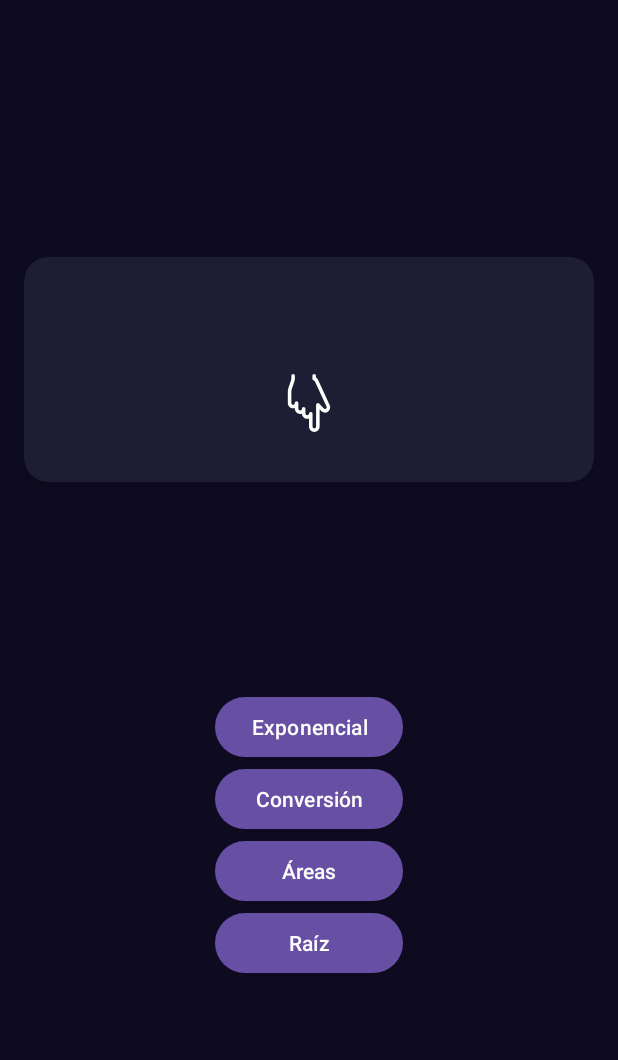
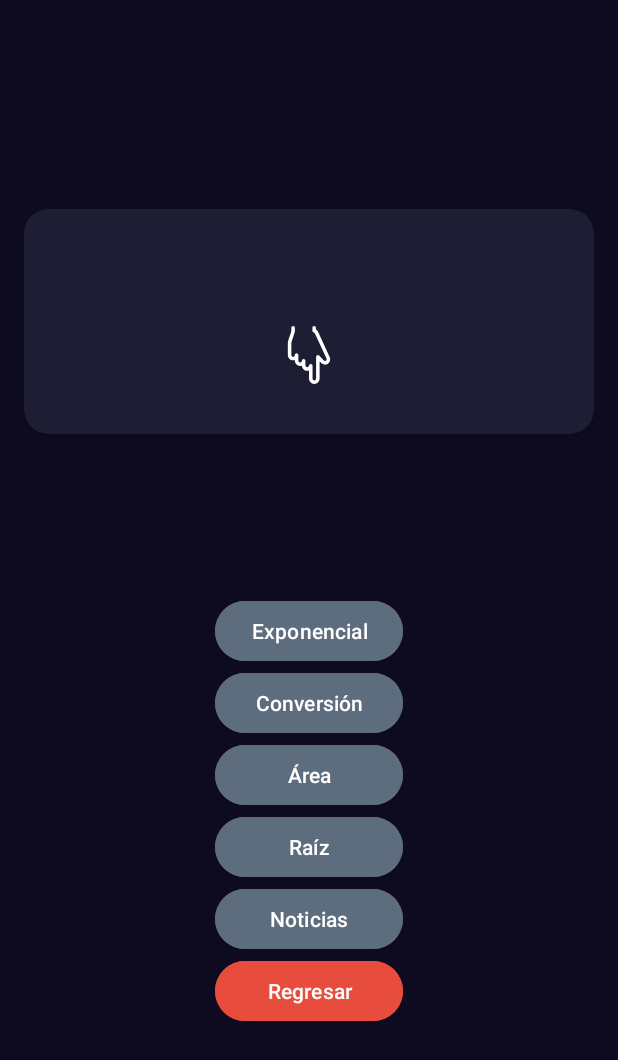
Before and after one commit to BorisSant/AppAndroid, an Android app: the MenuGeneralActivity screen opened directly, with no data from a screen before it, on a phone screen of 412 x 824 dp. Shown: the top 1060 px of the screen. Run offline under Robolectric (Android 15) with nearby library versions, the phone set to English and light mode, and no system bars.

Commit message:
Arreglo de colores y mejora de interfaz

```diff
--- a/app/src/main/res/layout/activity_main.xml
+++ b/app/src/main/res/layout/activity_main.xml
@@ -50,10 +50,13 @@
         android:layout_width="match_parent"
         android:layout_height="wrap_content"
         android:text="Iniciar"
+        android:backgroundTint="@color/botones"
+        android:textColor="@color/textoBoton"
         app:layout_constraintEnd_toEndOf="parent"
         app:layout_constraintStart_toStartOf="parent"
         app:layout_constraintTop_toTopOf="parent"
         app:layout_constraintBottom_toBottomOf="parent"
+
         />
 
 
--- a/app/src/main/res/layout/activity_menu_general.xml
+++ b/app/src/main/res/layout/activity_menu_general.xml
@@ -59,23 +59,41 @@
             android:id="@+id/btnExponente"
             android:layout_width="match_parent"
             android:layout_height="wrap_content"
-            android:text="@string/exponente"/>
+            android:text="@string/exponente"
+            android:backgroundTint="@color/botones"/>
         <Button
             android:id="@+id/btnConversion"
             android:layout_width="match_parent"
             android:layout_height="wrap_content"
-            android:text="@string/conversion"/>
+            android:text="@string/conversion"
+            android:backgroundTint="@color/botones"/>
         <Button
             android:id="@+id/btnAreas"
             android:layout_width="match_parent"
             android:layout_height="wrap_content"
-            android:text="@string/areas"/>
+            android:text="@string/areas"
+            android:backgroundTint="@color/botones"/>
 
         <Button
             android:id="@+id/btnRaices"
             android:layout_width="match_parent"
             android:layout_height="wrap_content"
-            android:text="@string/raiz"/>
+            android:text="@string/raiz"
+            android:backgroundTint="@color/botones"/>
+        <Button
+            android:id="@+id/btnNoticias"
+            android:layout_width="match_parent"
+            android:layout_height="wrap_content"
+            android:text="@string/noticias"
+            android:backgroundTint="@color/botones"/>
+        <Button
+            android:id="@+id/btnRegresar"
+            android:layout_width="match_parent"
+            android:layout_height="wrap_content"
+            android:text="@string/atras"
+            android:backgroundTint="@color/boton_atras"
+            android:textColor="@color/textoBoton"/>
+
     </LinearLayout>
 
 
--- a/app/src/main/res/values/colors.xml
+++ b/app/src/main/res/values/colors.xml
@@ -7,6 +7,7 @@
     <color name="back_app">#0E0B20</color>
     <color name="placeholder">#E5E2E1</color>
     <color name="detalle">#1D1E33</color>
-    <color name="imcM_title_text">#FF8D8E98</color>
-    <color name="imcM_back_fab">#FF6200EE</color>
+    <color name="botones">#5D6D7E</color>
+    <color name="boton_atras">#E74C3C</color>
+    <color name="textoBoton">#FFFFFFFF</color>
 </resources>
--- a/app/src/main/res/values/strings.xml
+++ b/app/src/main/res/values/strings.xml
@@ -8,7 +8,10 @@
     <!--MENÚ GENERAL -->
     <string name="exponente">Exponencial</string>
     <string name="conversion">Conversión</string>
-    <string name="areas">Áreas</string>
+    <string name="areas">Área</string>
     <string name="raiz">Raíz</string>
+    <string name="atras">Regresar</string>
+    <string name="noticias">Noticias</string>
+
 
 </resources>
```
